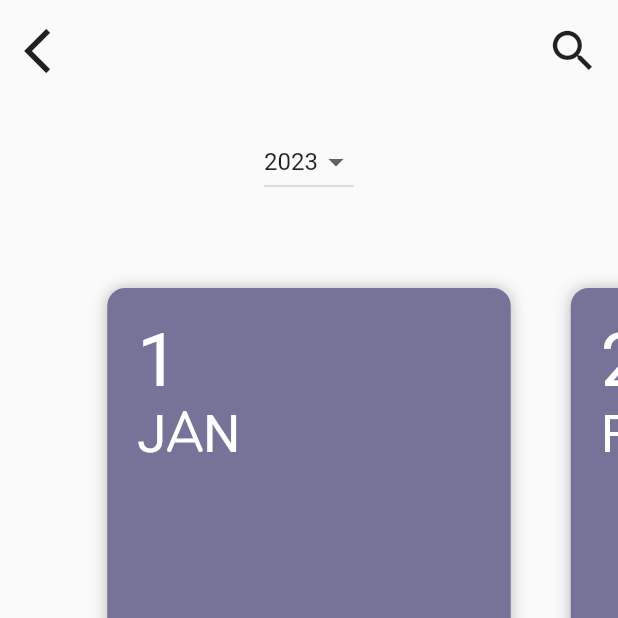
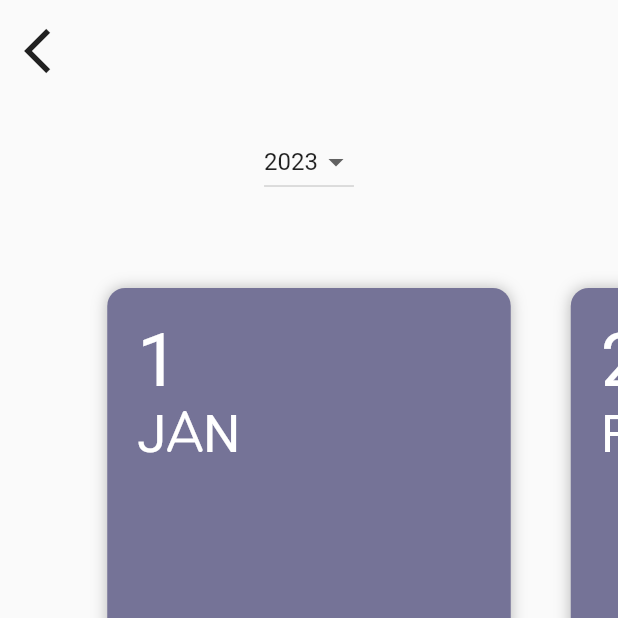
Before and after one commit to beyzaevcen/My-Life-Planner, a Flutter app: the DiaryPage screen opened directly, on a phone screen of 412 x 824 dp, the top half of it. Run offline on Flutter 3.47's test engine with Material 2 defaults, Android fonts, the phone set to English and light mode, and no system bars; drawn by our look-alikes of flutter_easyloading; our stand-ins replace cloud_firestore, firebase_auth, firebase_core, flutter_datetime_picker, font_awesome_flutter, get and 7 more; missing offline and left inert: flutter_quill; accounts and stored records are empty.

Commit message:
Diary page edited

```diff
--- a/lib/screens/diary_page.dart
+++ b/lib/screens/diary_page.dart
@@ -29,12 +29,6 @@ class DiaryPage extends StatelessWidget {
                       Icons.arrow_back_ios,
                       size: 36,
                     )),
-                IconButton(
-                    onPressed: () {},
-                    icon: const Icon(
-                      Icons.search,
-                      size: 36,
-                    )),
               ],
             ),
           ),
@@ -55,10 +49,10 @@ class DiaryPage extends StatelessWidget {
             height: 20,
           ),
           //Month Cards
-          Obx(() => Expanded(
+          Expanded(
               child: Container(
                   padding: const EdgeInsets.symmetric(vertical: 20),
-                  child: PageView.builder(
+                  child: Obx(() => PageView.builder(
                       controller: controller.pageController,
                       onPageChanged: controller.initialPage,
                       scrollDirection: Axis.horizontal,
--- a/lib/widgets/home_widget.dart
+++ b/lib/widgets/home_widget.dart
@@ -2,6 +2,7 @@ import 'package:flutter/material.dart';
 import 'package:font_awesome_flutter/font_awesome_flutter.dart';
 import 'package:get/get.dart';
 import 'package:google_fonts/google_fonts.dart';
+import 'package:notes_app/screens/calendar_page.dart';
 
 import '../screens/diary_page.dart';
 import '../screens/notes_page.dart';
@@ -127,6 +128,9 @@ class HomeWidget extends StatelessWidget {
                       )),
                 ),
                 InkWell(
+                  onTap: () {
+                    Get.to(const CalendarPage());
+                  },
                   child: Container(
                       decoration: BoxDecoration(
                           color: CColors.white,
--- a/pubspec.yaml
+++ b/pubspec.yaml
@@ -41,6 +41,7 @@ dependencies:
 
 
 
+
 dev_dependencies:
   flutter_test:
     sdk: flutter
```
Also changed, not shown: lib/screens/calendar_page.dart (added, +10 -0 lines), lib/widgets/backview.dart (+6 -1 lines).
